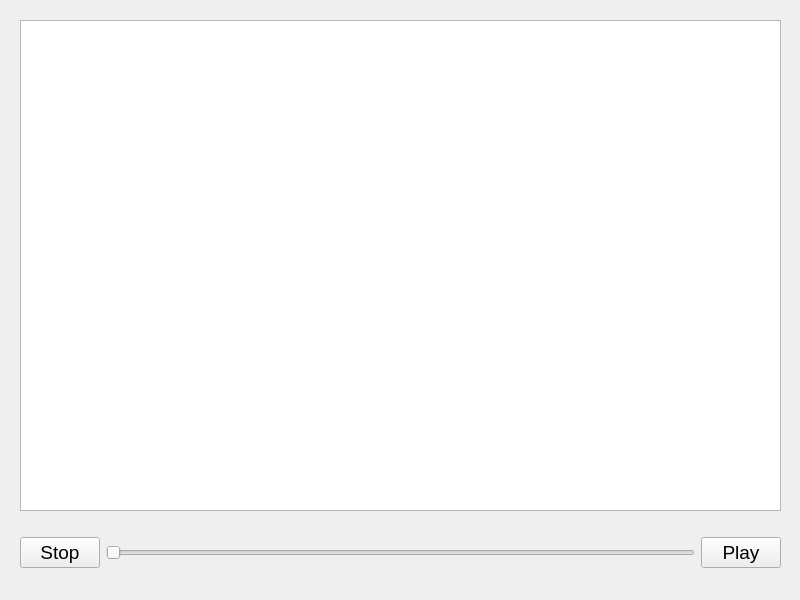
First picture: the form in libfullcircle/simulator.ui, repository C3MA/fullcircle, before the edit.
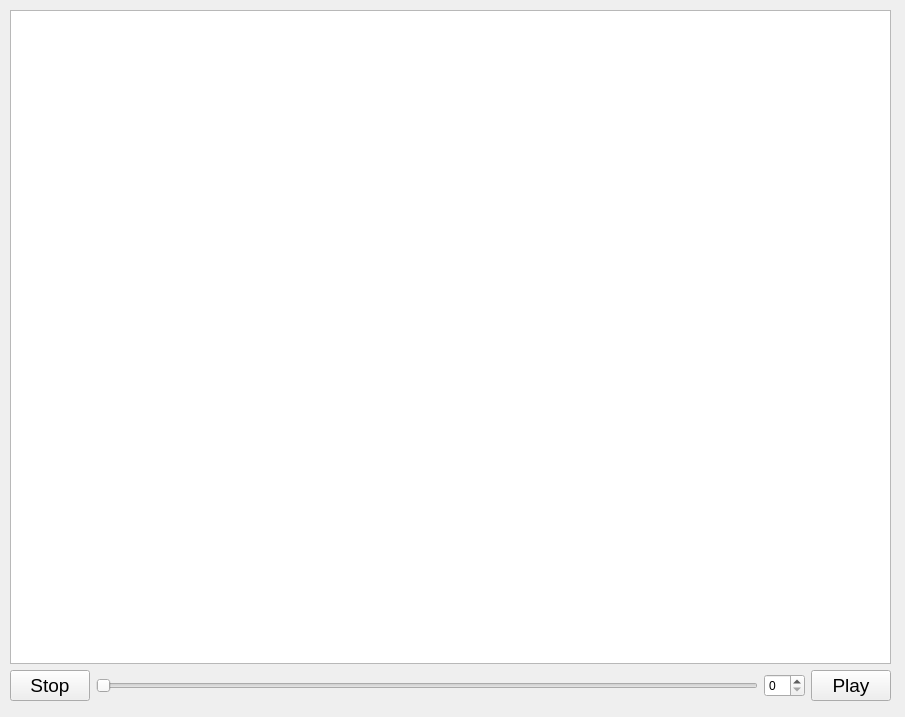
Second picture: the form after the edit. Icons and pictures are not drawn.

Commit message: first working version of simulator, but there's still a phantom pixel :/

```diff
--- a/libfullcircle/simulator.ui
+++ b/libfullcircle/simulator.ui
@@ -6,10 +6,16 @@
    <rect>
     <x>0</x>
     <y>0</y>
-    <width>800</width>
-    <height>600</height>
+    <width>905</width>
+    <height>717</height>
    </rect>
   </property>
+  <property name="sizePolicy">
+   <sizepolicy hsizetype="Maximum" vsizetype="Maximum">
+    <horstretch>0</horstretch>
+    <verstretch>0</verstretch>
+   </sizepolicy>
+  </property>
   <property name="windowTitle">
    <string>FullCircle Simulator</string>
   </property>
@@ -19,12 +25,35 @@
   <widget class="QWidget" name="horizontalLayoutWidget">
    <property name="geometry">
     <rect>
-     <x>20</x>
-     <y>530</y>
-     <width>761</width>
-     <height>45</height>
+     <x>10</x>
+     <y>10</y>
+     <width>881</width>
+     <height>691</height>
     </rect>
    </property>
+   <layout class="QVBoxLayout" name="verticalLayout">
+    <item>
+     <widget class="QGraphicsView" name="graphics_view">
+      <property name="sizePolicy">
+       <sizepolicy hsizetype="Expanding" vsizetype="Expanding">
+        <horstretch>0</horstretch>
+        <verstretch>0</verstretch>
+       </sizepolicy>
+      </property>
+      <property name="interactive">
+       <bool>false</bool>
+      </property>
+      <property name="sceneRect">
+       <rectf>
+        <x>0.000000000000000</x>
+        <y>0.000000000000000</y>
+        <width>800.000000000000000</width>
+        <height>600.000000000000000</height>
+       </rectf>
+      </property>
+     </widget>
+    </item>
+    <item>
    <layout class="QHBoxLayout" name="horizontalLayout">
     <item>
      <widget class="QPushButton" name="stop_PB">
@@ -47,6 +76,9 @@
       </property>
      </widget>
     </item>
+      <item>
+       <widget class="QSpinBox" name="frame_spinbox"/>
+      </item>
     <item>
      <widget class="QPushButton" name="play_PB">
       <property name="font">
@@ -62,19 +94,8 @@
      </widget>
     </item>
    </layout>
-  </widget>
-  <widget class="QGraphicsView" name="graphics_view">
-   <property name="geometry">
-    <rect>
-     <x>20</x>
-     <y>20</y>
-     <width>761</width>
-     <height>491</height>
-    </rect>
-   </property>
-   <property name="interactive">
-    <bool>false</bool>
-   </property>
+    </item>
+   </layout>
   </widget>
  </widget>
  <resources>
```
Left out of the diff: 2 changed lines with no effect on the pictures. Lines whose indentation alone changed are shown as unchanged. The commit also changes 10 other files.
